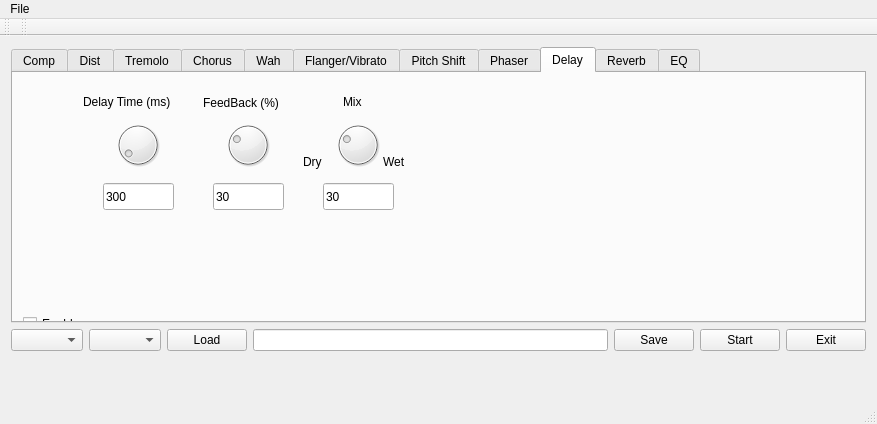
netpipe/QTGuitarFX, file mainwindow.ui: the form before one commit.
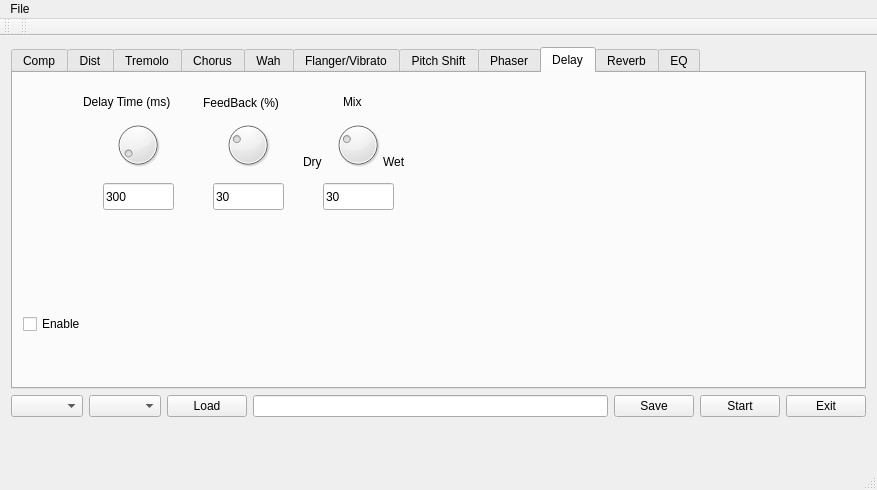
The form after the commit.

What changed in the file:
```diff
--- a/mainwindow.ui
+++ b/mainwindow.ui
@@ -7,7 +7,7 @@
     <x>0</x>
     <y>0</y>
     <width>877</width>
-    <height>424</height>
+    <height>490</height>
    </rect>
   </property>
   <property name="windowTitle">
```
